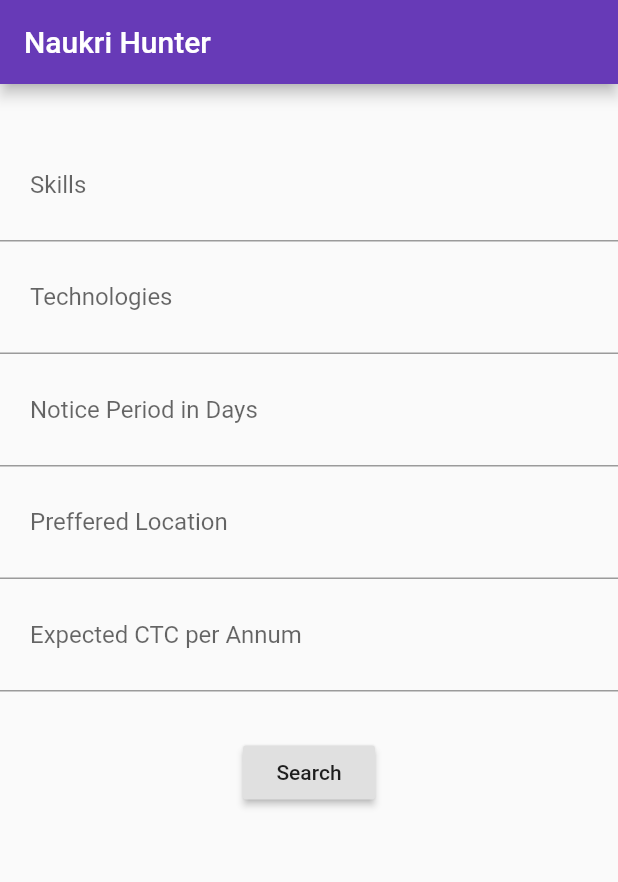
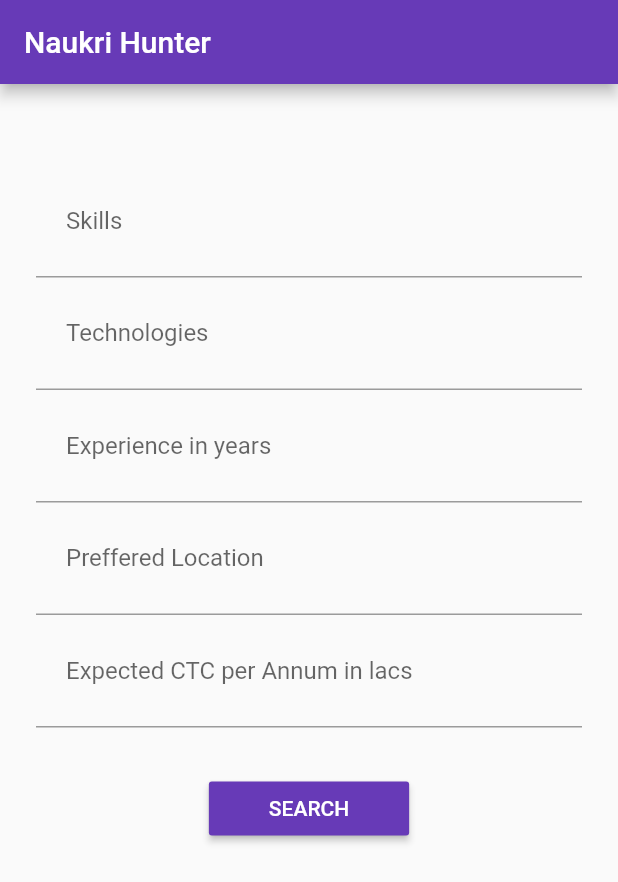
Before and after one commit to ViragBrahme/Nakuri-Hunter, a Flutter app: the screen it shows after launch, on a phone screen of 412 x 824 dp. Shown: the top 882 px of the screen. Run offline on Flutter 3.47's test engine with Material 2 defaults, Android fonts, the phone set to English and light mode, and no system bars; our stand-ins replace cloud_firestore, rxdart; accounts and stored records are empty.

Commit message:
Implementing the complete flow with Firebase

```diff
--- /dev/null
+++ b/naukri_hunter/lib/bloc/provider.dart
@@ -0,0 +1,21 @@
+import 'package:flutter/material.dart';
+import 'dbbloc.dart';
+
+class UserBlocProvider extends InheritedWidget {
+  final DbBloc bloc;
+
+  UserBlocProvider({Key key, Widget child})
+      : bloc = DbBloc(),
+        super(key: key, child: child);
+
+  @override
+  bool updateShouldNotify(InheritedWidget oldWidget) {
+    return true;
+  }
+
+  static DbBloc of(BuildContext context) {
+    return (context.inheritFromWidgetOfExactType(UserBlocProvider)
+            as UserBlocProvider)
+        .bloc;
+  }
+}
--- /dev/null
+++ b/naukri_hunter/lib/bloc/repository.dart
@@ -0,0 +1,15 @@
+import '../db/naukri_hunter_db.dart';
+import '../models/job_finder_model.dart';
+
+class Repository {
+  final dbProvider = NaukriHunterDB();
+
+  Future<List<JobFinderModel>> getListByLocation(String location) =>
+      dbProvider.getJobByLocation(location);
+
+  Future<List<JobFinderModel>> getListBySalary(int salary ) =>
+      dbProvider.getJobListByPackage(salary);
+
+  Future<List<JobFinderModel>> getListByExperience(int exp) =>
+      dbProvider.getJobListByExperience(exp);
+}
--- a/naukri_hunter/lib/home_page.dart
+++ b/naukri_hunter/lib/home_page.dart
@@ -1,6 +1,9 @@
 import 'package:flutter/material.dart';
+import 'package:naukri_hunter/bloc/dbbloc.dart';
 
 import 'search_results.dart';
+import 'db/naukri_hunter_db.dart';
+import 'bloc/dbbloc.dart';
 
 class HomePage extends StatefulWidget {
   @override
@@ -12,7 +15,7 @@ class _HomePageState extends State<HomePage> {
 
   TextEditingController skillsTextEditCont = new TextEditingController();
   TextEditingController technologiesTextEditCont = new TextEditingController();
-  TextEditingController joiningWithinTextEditCont = new TextEditingController();
+  TextEditingController experienceTextEditCont = new TextEditingController();
   TextEditingController prefferedLocTextEditCont = new TextEditingController();
   TextEditingController expectedCTCTextEditCont = new TextEditingController();
 
@@ -24,6 +27,7 @@ class _HomePageState extends State<HomePage> {
         ),
         body: Builder(builder: (BuildContext context) {
           return SingleChildScrollView(
+            padding: EdgeInsets.all(24.0),
             child: Form(
               key: _formKey,
               child: Column(
@@ -49,15 +53,25 @@ class _HomePageState extends State<HomePage> {
                         labelText: 'Technologies',
                         contentPadding: EdgeInsets.all(20.0)),
                   ),
-                  TextField(
-                    controller: joiningWithinTextEditCont,
+                  TextFormField(
+                    validator: (value) {
+                      if (value.isEmpty) {
+                        return 'Please Enter Your Experience';
+                      }
+                    },
+                    controller: experienceTextEditCont,
                     decoration: InputDecoration(
-                        labelText: 'Notice Period in Days',
+                        labelText: 'Experience in years',
                         contentPadding: EdgeInsets.all(20.0)),
                     keyboardType: TextInputType.numberWithOptions(
                         decimal: false, signed: false),
                   ),
-                  TextField(
+                  TextFormField(
+                    validator: (value) {
+                      if (value.isEmpty) {
+                        return 'Please Enter Your Preffered Location';
+                      }
+                    },
                     controller: prefferedLocTextEditCont,
                     decoration: InputDecoration(
                         labelText: 'Preffered Location',
@@ -66,7 +80,7 @@ class _HomePageState extends State<HomePage> {
                   TextField(
                     controller: expectedCTCTextEditCont,
                     decoration: InputDecoration(
-                        labelText: 'Expected CTC per Annum',
+                        labelText: 'Expected CTC per Annum in lacs',
                         contentPadding: EdgeInsets.all(20.0)),
                     keyboardType: TextInputType.numberWithOptions(
                         decimal: false, signed: false),
@@ -76,17 +90,21 @@ class _HomePageState extends State<HomePage> {
                   ),
                   Center(
                       child: RaisedButton(
+                        padding: EdgeInsets.only(left:40,top:10,right:40,bottom:10),
+                        color: Colors.deepPurple,
+                        textColor: Colors.white,
                     onPressed: () {
                       if (_formKey.currentState.validate()) {
-                        Scaffold.of(context).showSnackBar(
-                            SnackBar(content: Text('Processing Data')));
                         Navigator.push(
                             context,
                             MaterialPageRoute(
-                                builder: (context) => SearchResult()));
+                                builder: (context) => SearchResult(
+                                    prefferedLocTextEditCont.text,
+                                    int.parse(expectedCTCTextEditCont.text),
+                                    int.parse(experienceTextEditCont.text))));
                       }
                     },
-                    child: Text('Search'),
+                    child: Text('SEARCH'),
                   ))
                 ],
               ),
--- a/naukri_hunter/lib/main.dart
+++ b/naukri_hunter/lib/main.dart
@@ -1,5 +1,6 @@
 import 'package:flutter/material.dart';
 import 'package:naukri_hunter/home_page.dart';
+import 'bloc/provider.dart';
 
 void main() => runApp(MyApp());
 
@@ -7,13 +8,15 @@ class MyApp extends StatelessWidget {
   // This widget is the root of your application.
   @override
   Widget build(BuildContext context) {
-    return MaterialApp(
-      debugShowCheckedModeBanner: false,
-      title: 'Naukri Hunter',
-      theme: ThemeData(
-        primarySwatch: Colors.deepPurple,
+    return UserBlocProvider(
+      child: MaterialApp(
+        debugShowCheckedModeBanner: false,
+        title: 'Naukri Hunter',
+        theme: ThemeData(
+          primarySwatch: Colors.deepPurple,
+        ),
+        home: HomePage(),
       ),
-      home: HomePage(),
     );
   }
 }
--- /dev/null
+++ b/naukri_hunter/lib/models/job_finder_model.dart
@@ -0,0 +1,54 @@
+import 'package:cloud_firestore/cloud_firestore.dart';
+
+class JobFinderModel {
+  int expectedPackage;
+  int joiningDays;
+  String preferedLocation;
+  List<String> primarySkills;
+  List<String> secondarySkills;
+  String description;
+  String postedDate;
+  String companyName;
+  int experience;
+
+  JobFinderModel(
+    this.expectedPackage,
+    this.joiningDays,
+    this.preferedLocation,
+    this.description,
+    this.postedDate,
+    this.experience,
+  );
+
+  JobFinderModel.fromMap(Map<String, dynamic> map) {
+    this.expectedPackage = map['expectedPackage'];
+    this.preferedLocation = map['preferedLocation'];
+    this.postedDate = map['postedDate'];
+    this.joiningDays = map['joiningDays'];
+    this.description = map['description'];
+    this.companyName = map['companyName'];
+    this.primarySkills = List.from(map['primary_skills']);
+    this.secondarySkills = List.from(map['secondary_skills']);
+    this.experience = map['experience'];
+  }
+
+  Map<String, dynamic> toMap() {
+    var map = new Map<String, dynamic>();
+    map['expectedPackage'] = expectedPackage;
+    map['preferedLocation'] = preferedLocation;
+    map['postedDate'] = postedDate;
+    map['joiningDays'] = joiningDays;
+    map['description'] = description;
+    map['companyName'] = companyName;
+    map['experience'] = experience;
+    return map;
+  }
+
+  JobFinderModel.fromSnapshot(DocumentSnapshot snapshot)
+      : this.fromMap(snapshot.data);
+
+  @override
+  String toString() {
+    return ("Job description -  - expectedPackage: $expectedPackage - preferedLocation : $preferedLocation - postedDate: $postedDate - joiningDays : $joiningDays : description $description");
+  }
+}
--- a/naukri_hunter/pubspec.yaml
+++ b/naukri_hunter/pubspec.yaml
@@ -23,6 +23,8 @@ dependencies:
   # The following adds the Cupertino Icons font to your application.
   # Use with the CupertinoIcons class for iOS style icons.
   cupertino_icons: ^0.1.2
+  cloud_firestore: ^0.11.0+1
+  rxdart: ^0.21.0
 
 dev_dependencies:
   flutter_test:
```
Also changed, not shown: naukri_hunter/lib/bloc/dbbloc.dart (added, +23 -0 lines), naukri_hunter/lib/db/naukri_hunter_db.dart (added, +56 -0 lines), naukri_hunter/lib/search_results.dart (+61 -33 lines), naukri_hunter/pubspec.lock, 6 other files.
